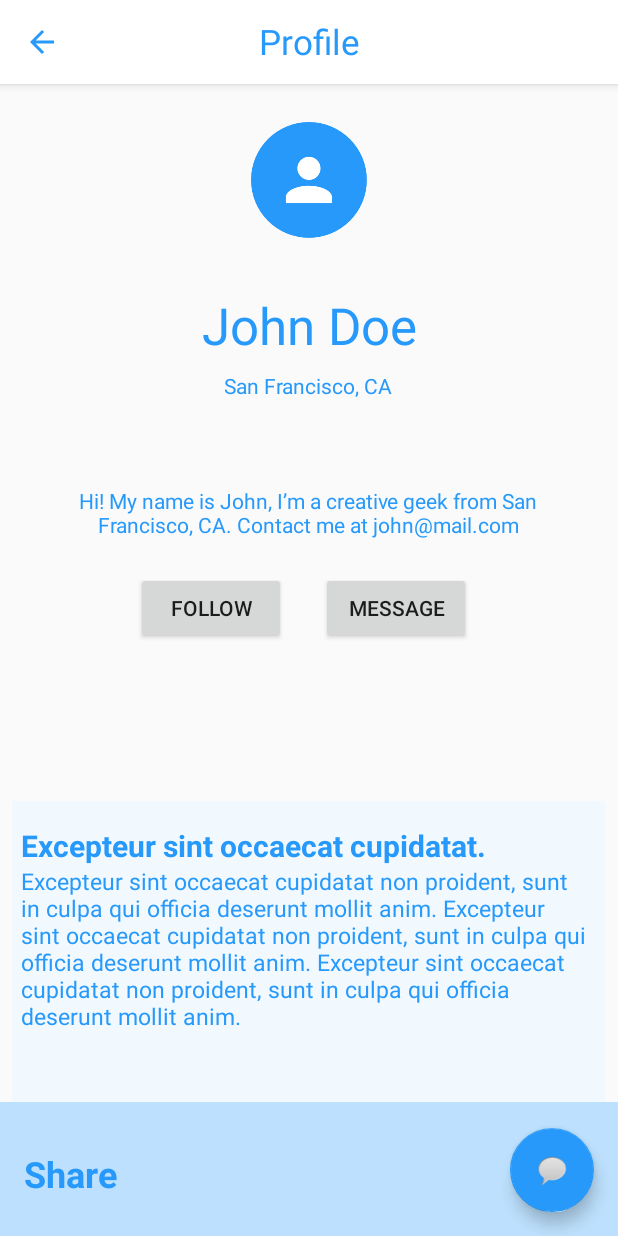
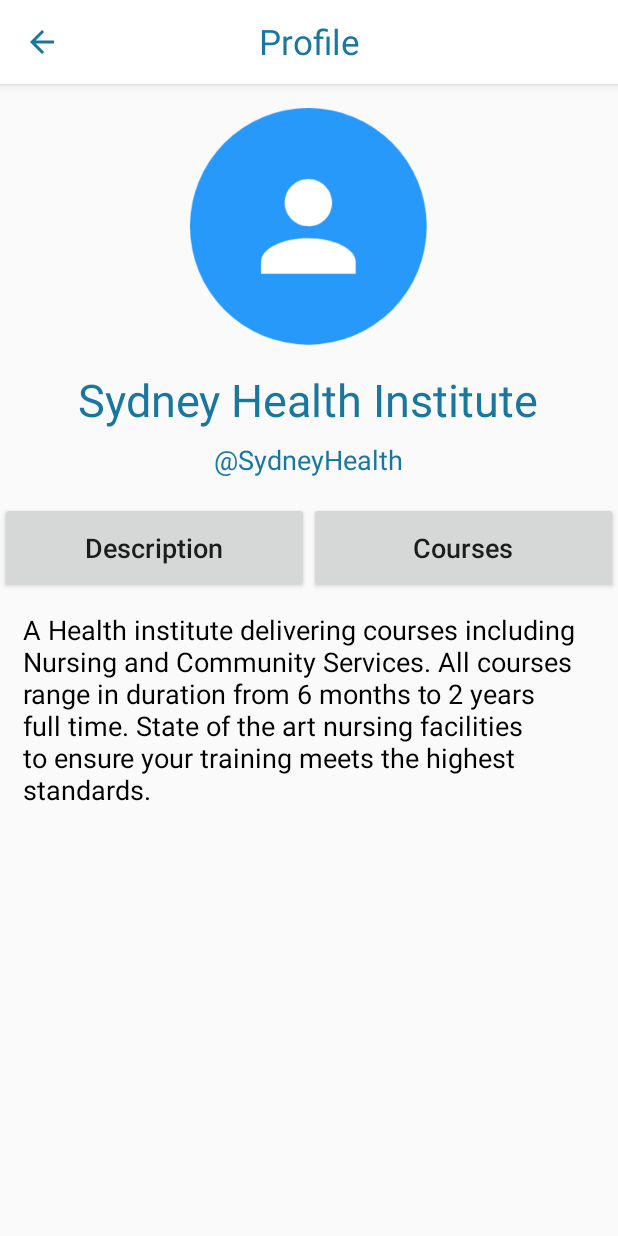
Before and after one commit to peerliss/EasyEducation, an Android app: the ProfileActivity screen opened directly, with no data from a screen before it, on a phone screen of 412 x 824 dp. Run offline under Robolectric (Android 15) with nearby library versions, the phone set to English and light mode, and no system bars; our stand-ins replace Firebase (no records; nobody signed in at launch, a user with empty details on screens opened directly); 5 statements that could not run were skipped.

Commit message:
Courses tab layout is built

```diff
--- a/app/build.gradle
+++ b/app/build.gradle
@@ -37,6 +37,7 @@ dependencies {
     testImplementation 'junit:junit:4.12'
     androidTestImplementation 'com.android.support.test:runner:1.0.2'
     androidTestImplementation 'com.android.support.test.espresso:espresso-core:3.0.2'
+    implementation 'com.android.support:recyclerview-v7:28.0.0'
 }
 
 apply plugin: 'com.google.gms.google-services'
--- a/app/src/main/java/au/com/easyeducation/easyeducation_3/Activities/MainActivity.java
+++ b/app/src/main/java/au/com/easyeducation/easyeducation_3/Activities/MainActivity.java
@@ -133,7 +133,15 @@ public class MainActivity extends AppCompatActivity
 
         firestoreAgentAdapter = new FirestoreAgentAdapter(options);
 
-//        agentRecyclerView.setAdapter(firestoreAgentAdapter);
+        firestoreAgentAdapter.setOnItemClickListener(new FirestoreAgentAdapter.OnItemClickListener() {
+            @Override
+            public void onItemClick(DocumentReference documentReference) {
+                Intent intent = new Intent(getApplicationContext(), ProfileActivity.class);
+                intent.putExtra("businessType", "Agent");
+                intent.putExtra("businessRef", documentReference.getId());
+                startActivity(intent);
+            }
+        });
     }
 
     private void setupInstitutionFirestoreRecyclerView() {
@@ -152,7 +160,7 @@ public class MainActivity extends AppCompatActivity
             public void onItemClick(DocumentReference documentReference) {
                 Intent intent = new Intent(getApplicationContext(), ProfileActivity.class);
                 intent.putExtra("businessType", "Institution");
-                intent.putExtra("instituteRef", documentReference.getId());
+                intent.putExtra("businessRef", documentReference.getId());
                 startActivity(intent);
             }
         });
--- a/app/src/main/java/au/com/easyeducation/easyeducation_3/Activities/ProfileActivity.java
+++ b/app/src/main/java/au/com/easyeducation/easyeducation_3/Activities/ProfileActivity.java
@@ -34,19 +34,11 @@ public class ProfileActivity extends AppCompatActivity {
         Toolbar toolbar = (Toolbar) findViewById(R.id.toolbar);
         setSupportActionBar(toolbar);
 
-        FloatingActionButton fab = (FloatingActionButton) findViewById(R.id.fab);
-        fab.setOnClickListener(new View.OnClickListener() {
-            @Override
-            public void onClick(View view) {
-                Snackbar.make(view, "Replace with your own action", Snackbar.LENGTH_LONG)
-                        .setAction("Action", null).show();
-            }
-        });
         getSupportActionBar().setDisplayHomeAsUpEnabled(true);
 
         Intent intent = getIntent();
         String businessTypeString = intent.getExtras().getString("businessType");
-        String instituteRefString = intent.getExtras().getString("instituteRef");
+        String instituteRefString = intent.getExtras().getString("businessRef");
 
         db = FirebaseFirestore.getInstance();
 
--- a/app/src/main/java/au/com/easyeducation/easyeducation_3/Activities/ProfileActivityFragment.java
+++ b/app/src/main/java/au/com/easyeducation/easyeducation_3/Activities/ProfileActivityFragment.java
@@ -19,6 +19,6 @@ public class ProfileActivityFragment extends Fragment {
     @Override
     public View onCreateView(LayoutInflater inflater, ViewGroup container,
                              Bundle savedInstanceState) {
-        return inflater.inflate(R.layout.fragment_profile, container, false);
+        return inflater.inflate(R.layout.fragment_profile_description, container, false);
     }
 }
--- a/app/src/main/java/au/com/easyeducation/easyeducation_3/Adapter/FirestoreAgentAdapter.java
+++ b/app/src/main/java/au/com/easyeducation/easyeducation_3/Adapter/FirestoreAgentAdapter.java
@@ -10,11 +10,14 @@ import android.widget.TextView;
 
 import com.firebase.ui.firestore.FirestoreRecyclerAdapter;
 import com.firebase.ui.firestore.FirestoreRecyclerOptions;
+import com.google.firebase.firestore.DocumentReference;
 
 import au.com.easyeducation.easyeducation_3.Model.Agent;
 import au.com.easyeducation.easyeducation_3.R;
 
 public class FirestoreAgentAdapter extends FirestoreRecyclerAdapter<Agent, FirestoreAgentAdapter.AgentHolder> {
+
+    private OnItemClickListener listener;
 
     public FirestoreAgentAdapter(@NonNull FirestoreRecyclerOptions<Agent> options) {
         super(options);
@@ -62,6 +65,24 @@ public class FirestoreAgentAdapter extends FirestoreRecyclerAdapter<Agent, Fires
             agent_reviews = itemView.findViewById(R.id.agent_reviews);
             agent_rating = itemView.findViewById(R.id.agent_rating);
             cardView = itemView.findViewById(R.id.fragment_agent);
+
+            itemView.setOnClickListener(new View.OnClickListener() {
+                @Override
+                public void onClick(View v) {
+                    int position = getAdapterPosition();
+                    if (position != RecyclerView.NO_POSITION && listener != null) {
+                        listener.onItemClick(getSnapshots().getSnapshot(position).getReference());
+                    }
+                }
+            });
         }
     }
+
+    public interface OnItemClickListener {
+        void onItemClick(DocumentReference documentReference);
+    }
+
+    public void setOnItemClickListener(OnItemClickListener listener) {
+        this.listener = listener;
+    }
 }
--- /dev/null
+++ b/app/src/main/res/drawable/courses_border.xml
@@ -0,0 +1,15 @@
+<shape xmlns:android="http://schemas.android.com/apk/res/android"
+    android:shape="rectangle" >
+    <!-- This is the stroke you want to define -->
+    <stroke android:width="20dp"
+        android:color="#D5D5D5"/>
+
+    <!-- Optional, round your corners -->
+    <corners
+        android:radius="2dp"/>
+
+    <!-- Optional, fill the rest of your background with a color or gradient, use transparent if you only want the border to be displayed-->
+    <gradient android:startColor="@android:color/transparent"
+        android:endColor="@android:color/transparent"
+        android:angle="90"/>
+</shape>
--- a/app/src/main/res/layout/activity_profile.xml
+++ b/app/src/main/res/layout/activity_profile.xml
@@ -46,12 +46,4 @@
 
     <include layout="@layout/content_profile" />
 
-    <android.support.design.widget.FloatingActionButton
-        android:id="@+id/fab"
-        android:layout_width="wrap_content"
-        android:layout_height="wrap_content"
-        android:layout_gravity="bottom|end"
-        android:layout_margin="@dimen/fab_margin"
-        app:srcCompat="@android:drawable/sym_action_chat" />
-
 </android.support.design.widget.CoordinatorLayout>
--- /dev/null
+++ b/app/src/main/res/layout/cardview_profile_courses.xml
@@ -0,0 +1,40 @@
+<?xml version="1.0" encoding="utf-8"?>
+<android.support.v7.widget.CardView xmlns:android="http://schemas.android.com/apk/res/android"
+    xmlns:app="http://schemas.android.com/apk/res-auto"
+    xmlns:tools="http://schemas.android.com/tools"
+    android:id="@+id/cardview_profile_courses"
+    android:layout_width="match_parent"
+    android:layout_height="wrap_content"
+    android:layout_gravity="center_horizontal"
+    android:layout_marginBottom="20dp"
+    android:background="@drawable/courses_border">
+
+    <LinearLayout
+        android:layout_width="match_parent"
+        android:layout_height="wrap_content"
+        android:background="@drawable/courses_border"
+        android:gravity="center|center_horizontal"
+        android:orientation="vertical"
+        android:paddingStart="25dp"
+        android:paddingTop="10dp"
+        android:paddingEnd="25dp"
+        android:paddingBottom="15dp">
+
+        <TextView
+            android:id="@+id/textView2"
+            android:layout_width="wrap_content"
+            android:layout_height="wrap_content"
+            android:text="Diploma of Nursing"
+            android:textColor="@android:color/black"
+            android:textSize="24sp"
+            android:textStyle="bold" />
+
+        <TextView
+            android:id="@+id/textView3"
+            android:layout_width="wrap_content"
+            android:layout_height="wrap_content"
+            android:text="2 years full time"
+            android:textColor="@android:color/black" />
+    </LinearLayout>
+
+</android.support.v7.widget.CardView>
--- a/app/src/main/res/layout/content_main.xml
+++ b/app/src/main/res/layout/content_main.xml
@@ -16,7 +16,8 @@
         android:layout_marginTop="8dp"
         android:layout_marginBottom="5dp"
         android:gravity="center"
-        android:orientation="horizontal">
+        android:orientation="horizontal"
+        android:visibility="gone">
 
         <Button
             android:id="@+id/institution_button"
--- a/app/src/main/res/layout/content_profile.xml
+++ b/app/src/main/res/layout/content_profile.xml
@@ -1,9 +1,89 @@
-<fragment xmlns:android="http://schemas.android.com/apk/res/android"
+<LinearLayout xmlns:android="http://schemas.android.com/apk/res/android"
     xmlns:app="http://schemas.android.com/apk/res-auto"
     xmlns:tools="http://schemas.android.com/tools"
-    android:id="@+id/fragment"
-    android:name="au.com.easyeducation.easyeducation_3.Activities.ProfileActivityFragment"
     android:layout_width="match_parent"
     android:layout_height="match_parent"
-    app:layout_behavior="@string/appbar_scrolling_view_behavior"
-    tools:layout="@layout/fragment_profile" />
+    android:gravity="center_horizontal"
+    android:orientation="vertical"
+    app:layout_behavior="@string/appbar_scrolling_view_behavior">
+
+    <ImageView
+        android:id="@+id/profileLogo"
+        android:layout_width="167dp"
+        android:layout_height="158dp"
+        android:layout_marginStart="8dp"
+        android:layout_marginTop="16dp"
+        android:layout_marginEnd="8dp"
+        android:layout_marginBottom="8dp"
+        android:src="@drawable/profile_image" />
+
+    <TextView
+        android:id="@+id/profileName"
+        android:layout_width="wrap_content"
+        android:layout_height="48dp"
+        android:layout_marginStart="8dp"
+        android:layout_marginTop="8dp"
+        android:layout_marginEnd="8dp"
+        android:text="Sydney Health Institute"
+        android:textAppearance="@style/TextAppearance.AppCompat.Display1"
+        android:textColor="@color/menu"
+        android:textSize="30sp" />
+
+    <TextView
+        android:id="@+id/profileUsername"
+        android:layout_width="wrap_content"
+        android:layout_height="wrap_content"
+        android:layout_marginStart="8dp"
+        android:layout_marginEnd="8dp"
+        android:layout_marginBottom="8dp"
+        android:text="@SydneyHealth"
+        android:textColor="@color/menu"
+        android:textSize="18sp" />
+
+    <LinearLayout
+        android:layout_width="match_parent"
+        android:layout_height="wrap_content"
+        android:gravity="center"
+        android:orientation="horizontal">
+
+        <Button
+            android:id="@+id/profileDescriptionButton"
+            android:layout_width="1dp"
+            android:layout_height="wrap_content"
+            android:layout_marginTop="8dp"
+            android:layout_marginBottom="8dp"
+            android:layout_weight="1"
+            android:paddingTop="18dp"
+            android:paddingBottom="18dp"
+            android:text="Description"
+            android:textAllCaps="false"
+            android:textSize="18sp" />
+
+        <Button
+            android:id="@+id/profileCoursesButton"
+            android:layout_width="1dp"
+            android:layout_height="wrap_content"
+            android:layout_marginTop="8dp"
+            android:layout_marginBottom="8dp"
+            android:layout_weight="1"
+            android:paddingTop="18dp"
+            android:paddingBottom="18dp"
+            android:text="Courses"
+            android:textAllCaps="false"
+            android:textSize="18sp" />
+    </LinearLayout>
+
+    <RelativeLayout
+        android:layout_width="match_parent"
+        android:layout_height="match_parent">
+
+        <fragment
+            android:id="@+id/profileFragment"
+            android:name="au.com.easyeducation.easyeducation_3.Activities.ProfileActivityFragment"
+            android:layout_width="match_parent"
+            android:layout_height="match_parent"
+            tools:layout="@layout/fragment_profile_description"/>
+
+    </RelativeLayout>
+
+</LinearLayout>
--- a/app/src/main/res/layout/fragment_profile.xml
+++ /dev/null
@@ -1,198 +0,0 @@
-<?xml version="1.0" encoding="utf-8"?>
-<android.support.constraint.ConstraintLayout xmlns:android="http://schemas.android.com/apk/res/android"
-    xmlns:app="http://schemas.android.com/apk/res-auto"
-    xmlns:tools="http://schemas.android.com/tools"
-    android:layout_width="match_parent"
-    android:layout_height="match_parent"
-    tools:context=".Activities.ProfileActivityFragment"
-    tools:showIn="@layout/activity_profile">
-
-    <Button
-        android:id="@+id/button3"
-        android:layout_width="100dp"
-        android:layout_height="wrap_content"
-        android:layout_marginStart="8dp"
-        android:layout_marginTop="8dp"
-        android:layout_marginEnd="8dp"
-        android:layout_marginBottom="8dp"
-        android:text="Follow"
-        app:layout_constraintBottom_toBottomOf="parent"
-        app:layout_constraintEnd_toEndOf="parent"
-        app:layout_constraintHorizontal_bias="0.28"
-        app:layout_constraintStart_toStartOf="parent"
-        app:layout_constraintTop_toTopOf="parent"
-        app:layout_constraintVertical_bias="0.451" />
-
-    <Button
-        android:id="@+id/button4"
-        android:layout_width="100dp"
-        android:layout_height="wrap_content"
-        android:layout_marginStart="8dp"
-        android:layout_marginTop="8dp"
-        android:layout_marginEnd="8dp"
-        android:layout_marginBottom="8dp"
-        android:text="Message"
-        app:layout_constraintBottom_toBottomOf="parent"
-        app:layout_constraintEnd_toEndOf="parent"
-        app:layout_constraintHorizontal_bias="0.697"
-        app:layout_constraintStart_toStartOf="parent"
-        app:layout_constraintTop_toTopOf="parent"
-        app:layout_constraintVertical_bias="0.451" />
-
-    <TextView
-        android:id="@+id/textView2"
-        android:layout_width="330dp"
-        android:layout_height="38dp"
-        android:layout_marginStart="8dp"
-        android:layout_marginTop="8dp"
-        android:layout_marginEnd="8dp"
-        android:layout_marginBottom="4dp"
-        android:text="Hi! My name is John, I’m a creative geek from San Francisco, CA. Contact me at john@mail.com"
-        android:textAlignment="center"
-        android:textColor="@color/menu"
-        app:layout_constraintBottom_toBottomOf="parent"
-        app:layout_constraintEnd_toEndOf="parent"
-        app:layout_constraintHorizontal_bias="0.492"
-        app:layout_constraintStart_toStartOf="parent"
-        app:layout_constraintTop_toTopOf="parent"
-        app:layout_constraintVertical_bias="0.362" />
-
-    <TextView
-        android:id="@+id/textView3"
-        android:layout_width="wrap_content"
-        android:layout_height="wrap_content"
-        android:layout_marginStart="8dp"
-        android:layout_marginTop="8dp"
-        android:layout_marginEnd="8dp"
-        android:layout_marginBottom="8dp"
-        android:text="San Francisco, CA"
-        android:textColor="@color/menu"
-        app:layout_constraintBottom_toBottomOf="parent"
-        app:layout_constraintEnd_toEndOf="parent"
-        app:layout_constraintHorizontal_bias="0.498"
-        app:layout_constraintStart_toStartOf="parent"
-        app:layout_constraintTop_toTopOf="parent"
-        app:layout_constraintVertical_bias="0.25" />
-
-    <TextView
-        android:id="@+id/profileName"
-        android:layout_width="wrap_content"
-        android:layout_height="48dp"
-        android:layout_marginStart="8dp"
-        android:layout_marginTop="8dp"
-        android:layout_marginEnd="8dp"
-        android:layout_marginBottom="8dp"
-        android:text="John Doe"
-        android:textAppearance="@style/TextAppearance.AppCompat.Display1"
-        android:textColor="@color/menu"
-        app:layout_constraintBottom_toBottomOf="parent"
-        app:layout_constraintEnd_toEndOf="parent"
-        app:layout_constraintStart_toStartOf="parent"
-        app:layout_constraintTop_toTopOf="parent"
-        app:layout_constraintVertical_bias="0.185" />
-
-    <FrameLayout
-        android:id="@+id/frameLayout"
-        android:layout_width="395dp"
-        android:layout_height="290dp"
-        android:layout_marginStart="8dp"
-        android:layout_marginTop="9dp"
-        android:layout_marginEnd="8dp"
-        android:background="@color/card_background"
-        app:layout_constraintBottom_toBottomOf="parent"
-        app:layout_constraintEnd_toEndOf="parent"
-        app:layout_constraintHorizontal_bias="0.0"
-        app:layout_constraintStart_toStartOf="parent"
-        app:layout_constraintTop_toTopOf="parent"
-        app:layout_constraintVertical_bias="1.0">
-
-    </FrameLayout>
-
-    <FrameLayout
-        android:id="@+id/frameLayout2"
-        android:layout_width="504dp"
-        android:layout_height="89dp"
-        android:layout_marginTop="8dp"
-        android:background="@color/share_color"
-        app:layout_constraintBottom_toBottomOf="parent"
-        app:layout_constraintEnd_toEndOf="parent"
-        app:layout_constraintHorizontal_bias="0.0"
-        app:layout_constraintStart_toStartOf="parent"
-        app:layout_constraintTop_toTopOf="parent"
-        app:layout_constraintVertical_bias="1.0">
-
-    </FrameLayout>
-
-    <ImageView
-        android:id="@+id/imageView5"
-        android:layout_width="77dp"
-        android:layout_height="112dp"
-        android:layout_marginStart="8dp"
-        android:layout_marginTop="8dp"
-        android:layout_marginEnd="8dp"
-        android:layout_marginBottom="8dp"
-        android:src="@drawable/profile_image"
-        app:layout_constraintBottom_toBottomOf="parent"
-        app:layout_constraintEnd_toEndOf="parent"
-        app:layout_constraintStart_toStartOf="parent"
-        app:layout_constraintTop_toTopOf="parent"
-        app:layout_constraintVertical_bias="0.0" />
-
-    <TextView
-        android:id="@+id/textView15"
-        android:layout_width="wrap_content"
-        android:layout_height="wrap_content"
-        android:layout_marginStart="8dp"
-        android:layout_marginTop="16dp"
-        android:layout_marginEnd="8dp"
-        android:layout_marginBottom="8dp"
-        android:text="Excepteur sint occaecat cupidatat."
-        android:textColor="@color/menu"
-        android:textSize="20sp"
-        android:textStyle="bold"
-        app:layout_constraintBottom_toBottomOf="parent"
-        app:layout_constraintEnd_toEndOf="parent"
-        app:layout_constraintHorizontal_bias="0.072"
-        app:layout_constraintStart_toStartOf="parent"
-        app:layout_constraintTop_toTopOf="@+id/frameLayout"
-        app:layout_constraintVertical_bias="0.0" />
-
-    <TextView
-        android:id="@+id/textView17"
-        android:layout_width="wrap_content"
-        android:layout_height="wrap_content"
-        android:layout_marginStart="8dp"
-        android:layout_marginTop="16dp"
-        android:layout_marginEnd="8dp"
-        android:layout_marginBottom="8dp"
-        android:text="Share"
-        android:textColor="@color/menu"
-        android:textSize="24sp"
-        android:textStyle="bold"
-        app:layout_constraintBottom_toBottomOf="parent"
-        app:layout_constraintEnd_toEndOf="parent"
-        app:layout_constraintHorizontal_bias="0.024"
-        app:layout_constraintStart_toStartOf="parent"
-        app:layout_constraintTop_toTopOf="@+id/frameLayout"
-        app:layout_constraintVertical_bias="0.927" />
-
-    <TextView
-        android:id="@+id/textView16"
-        android:layout_width="377dp"
-        android:layout_height="122dp"
-        android:layout_marginStart="8dp"
-        android:layout_marginTop="16dp"
-        android:layout_marginEnd="8dp"
-        android:layout_marginBottom="8dp"
-        android:text="Excepteur sint occaecat cupidatat non proident, sunt in culpa qui officia deserunt mollit anim. Excepteur sint occaecat cupidatat non proident, sunt in culpa qui officia deserunt mollit anim. Excepteur sint occaecat cupidatat non proident, sunt in culpa qui officia deserunt mollit anim."
-        android:textColor="@color/menu"
-        android:textSize="15sp"
-        app:layout_constraintBottom_toBottomOf="parent"
-        app:layout_constraintEnd_toEndOf="parent"
-        app:layout_constraintHorizontal_bias="0.333"
-        app:layout_constraintStart_toStartOf="parent"
-        app:layout_constraintTop_toTopOf="@+id/frameLayout"
-        app:layout_constraintVertical_bias="0.187" />
-
-
-</android.support.constraint.ConstraintLayout>
--- /dev/null
+++ b/app/src/main/res/layout/fragment_profile_courses.xml
@@ -0,0 +1,20 @@
+<?xml version="1.0" encoding="utf-8"?>
+<LinearLayout xmlns:android="http://schemas.android.com/apk/res/android"
+    xmlns:app="http://schemas.android.com/apk/res-auto"
+    xmlns:tools="http://schemas.android.com/tools"
+    android:id="@+id/profileCoursesLayout"
+    android:layout_width="match_parent"
+    android:layout_height="match_parent"
+    android:gravity="center_horizontal"
+    android:orientation="vertical"
+    tools:context=".Activities.ProfileActivityFragment"
+    tools:showIn="@layout/activity_profile">
+
+
+    <android.support.v7.widget.RecyclerView
+        android:id="@+id/profileCourses_recyclerView"
+        android:layout_width="match_parent"
+        android:layout_height="match_parent"
+        android:orientation="vertical" />
+
+</LinearLayout>
--- /dev/null
+++ b/app/src/main/res/layout/fragment_profile_description.xml
@@ -0,0 +1,32 @@
+<?xml version="1.0" encoding="utf-8"?>
+<LinearLayout xmlns:android="http://schemas.android.com/apk/res/android"
+    xmlns:app="http://schemas.android.com/apk/res-auto"
+    xmlns:tools="http://schemas.android.com/tools"
+    android:id="@+id/profileDescriptionLayout"
+    android:layout_width="match_parent"
+    android:layout_height="match_parent"
+    android:gravity="center_horizontal"
+    android:orientation="vertical"
+    tools:context=".Activities.ProfileActivityFragment"
+    tools:showIn="@layout/activity_profile">
+
+    <LinearLayout
+        android:layout_width="match_parent"
+        android:layout_height="match_parent"
+        android:layout_marginStart="15dp"
+        android:layout_marginEnd="15dp"
+        android:orientation="vertical">
+
+        <TextView
+            android:id="@+id/profileDescriptionTextView"
+            android:layout_width="377dp"
+            android:layout_height="wrap_content"
+            android:layout_marginTop="4dp"
+            android:layout_marginEnd="8dp"
+            android:layout_marginBottom="124dp"
+            android:text="A Health institute delivering courses including Nursing and Community Services. All courses range in duration from 6 months to 2 years full time. State of the art nursing facilities to ensure your training meets the highest standards."
+            android:textColor="@android:color/black"
+            android:textSize="18sp" />
+    </LinearLayout>
+
+</LinearLayout>
--- a/app/src/main/res/values/colors.xml
+++ b/app/src/main/res/values/colors.xml
@@ -6,7 +6,8 @@
     <!--<color name="colorPrimaryDark">#ffffff</color>-->
     <color name="colorAccent">#D81B60</color>
     <color name="card_background">#d4f1f9ff</color>
-    <color name="menu">#2699fb</color>
+    <!--<color name="menu">#2699fb</color>-->
+    <color name="menu">#19769F</color>
     <color name="white">#ffffff</color>
     <color name="share_color">#bce0fd</color>
 </resources>
```
